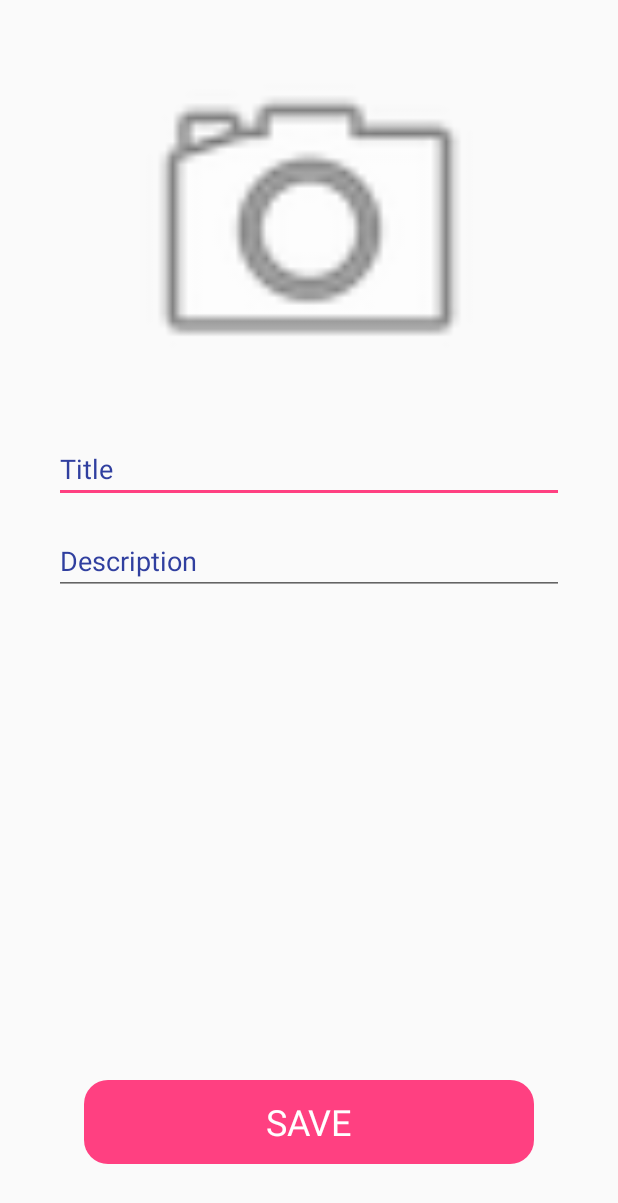
After one commit to swat-cat/classes, an Android app: the layout fragment_shopping_item.xml on its own in the app's theme, with its tools: preview values and no code run, on a phone screen of 412 x 824 dp. The commit adds this screen. Shown: the top 1203 px of the screen. Run offline under Robolectric (Android 15) with nearby library versions, the phone set to English and light mode, and no system bars.

Commit message:
shopping item scaffolds

```diff
--- /dev/null
+++ b/app/src/main/java/com/swat_cat/firstapp/shopping_list/shopping_item/ShoppingItemContract.java
@@ -0,0 +1,10 @@
+package com.swat_cat.firstapp.shopping_list.shopping_item;
+
+public interface ShoppingItemContract {
+    interface View{
+
+    }
+    interface Presenter{
+
+    }
+}
--- /dev/null
+++ b/app/src/main/java/com/swat_cat/firstapp/shopping_list/shopping_item/ShoppingItemFragment.java
@@ -0,0 +1,21 @@
+package com.swat_cat.firstapp.shopping_list.shopping_item;
+
+import android.os.Bundle;
+import android.view.LayoutInflater;
+import android.view.View;
+import android.view.ViewGroup;
+
+import com.swat_cat.firstapp.R;
+import com.swat_cat.firstapp.base.BaseFragment;
+
+public class ShoppingItemFragment extends BaseFragment {
+
+    private ShoppingItemContract.View view;
+    private ShoppingItemContract.Presenter presenter;
+
+    @Override
+    public View onCreateView(LayoutInflater inflater, ViewGroup container, Bundle savedInstanceState) {
+        View root = inflater.inflate(R.layout.fragment_shopping_item,container,false);
+        return root;
+    }
+}
--- /dev/null
+++ b/app/src/main/res/layout/fragment_shopping_item.xml
@@ -0,0 +1,77 @@
+<?xml version="1.0" encoding="utf-8"?>
+<android.support.constraint.ConstraintLayout
+    xmlns:android="http://schemas.android.com/apk/res/android"
+    xmlns:app="http://schemas.android.com/apk/res-auto"
+    android:layout_width="match_parent"
+    android:layout_height="match_parent">
+
+    <ImageView
+        android:layout_width="250dp"
+        android:layout_height="250dp"
+        android:layout_marginStart="8dp"
+        android:layout_marginTop="24dp"
+        android:layout_marginEnd="8dp"
+        app:layout_constraintEnd_toEndOf="parent"
+        app:layout_constraintStart_toStartOf="parent"
+        app:layout_constraintTop_toTopOf="parent"
+        android:id="@+id/item_image"
+        android:src="@android:drawable/ic_menu_camera"
+        android:scaleType="centerCrop"/>
+
+    <EditText
+        android:id="@+id/title"
+        android:layout_width="0dp"
+        android:layout_height="wrap_content"
+        android:layout_marginEnd="36dp"
+        android:layout_marginTop="16dp"
+        android:layout_marginStart="36dp"
+        android:ems="10"
+        android:hint="@string/title"
+        android:inputType="text"
+        android:textColorHint="@color/colorPrimaryDark"
+        android:textSize="18sp"
+        app:layout_constraintEnd_toEndOf="parent"
+        app:layout_constraintStart_toStartOf="parent"
+        app:layout_constraintTop_toBottomOf="@id/item_image" />
+
+    <EditText
+        android:id="@+id/subtitle"
+        android:layout_width="0dp"
+        android:layout_height="wrap_content"
+        android:layout_marginEnd="36dp"
+        android:layout_marginTop="16dp"
+        android:layout_marginStart="36dp"
+        android:ems="10"
+        android:hint="@string/description"
+        android:inputType="text"
+        android:textColorHint="@color/colorPrimaryDark"
+        android:textSize="18sp"
+        app:layout_constraintEnd_toEndOf="parent"
+        app:layout_constraintStart_toStartOf="parent"
+        app:layout_constraintTop_toBottomOf="@id/title" />
+
+
+    <FrameLayout
+        android:id="@+id/confirm_btn"
+        android:layout_width="0dp"
+        android:layout_height="56dp"
+        android:layout_marginEnd="56dp"
+        android:layout_marginStart="56dp"
+        android:layout_marginBottom="48dp"
+        android:background="@drawable/confirm_btn"
+        app:layout_constraintEnd_toEndOf="parent"
+        app:layout_constraintStart_toStartOf="parent"
+       app:layout_constraintBottom_toBottomOf="parent">
+
+        <TextView
+            android:id="@+id/confirm_btn_label"
+            android:layout_width="wrap_content"
+            android:layout_height="wrap_content"
+            android:layout_gravity="center"
+            android:text="@string/save"
+            android:textAllCaps="true"
+            android:textColor="@color/white"
+            android:textSize="24sp" />
+    </FrameLayout>
+
+</android.support.constraint.ConstraintLayout>
--- a/app/src/main/res/values/strings.xml
+++ b/app/src/main/res/values/strings.xml
@@ -2,4 +2,7 @@
     <string name="app_name" translatable="false">firstApp</string>
     <string name="login">Login</string>
     <string name="password">Password</string>
+    <string name="save">save</string>
+    <string name="description">Description</string>
+    <string name="title">Title</string>
 </resources>
```
